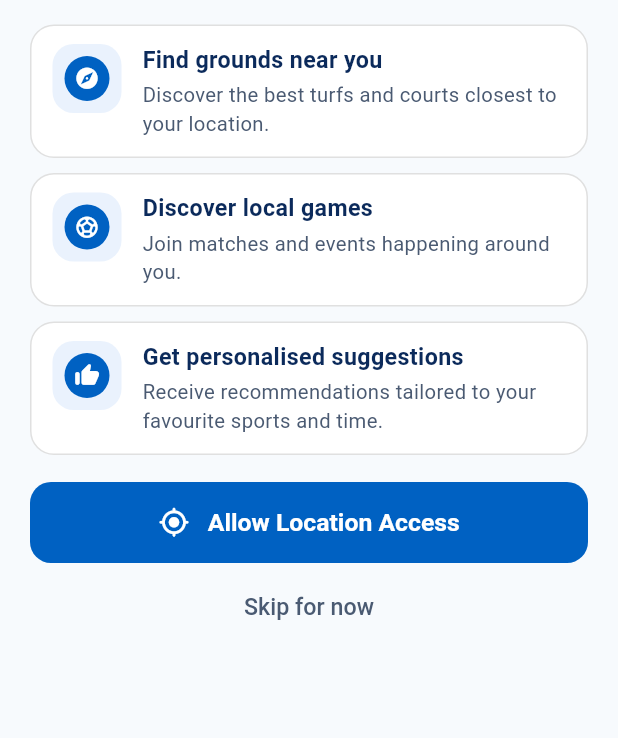
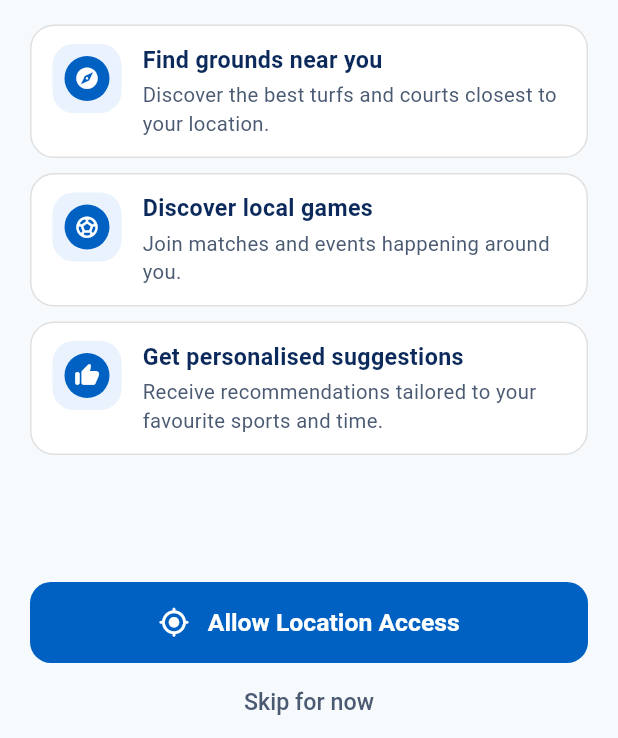
Before and after one commit to Vk2401/playsher, a Flutter app: the LocationScreen screen opened by its route, on a phone screen of 412 x 824 dp, the part 498-1236 px from its top. Run offline on Flutter 3.47's test engine with Material 3 defaults, Android fonts, the phone set to English and light mode, and no system bars; our stand-ins replace cached_network_image, dio, flutter_riverpod, flutter_secure_storage, geocoding, geolocator and 8 more; missing offline and left inert: razorpay_flutter; accounts and stored records are empty; network calls fail.

Commit message:
Sit the location screen's two answers on the bottom edge
The whole page was one top-aligned scroll view, so on a phone taller than
the content the slack fell *below* the CTA and the skip link and they
floated above a band of empty page.

They are now the last child of a Column whose middle is Expanded — the
sanctioned form for a pinned bottom action — so they hold the bottom edge
whatever the content above them does, and the slack sits between the last
reason and the CTA where it reads as breathing room. The permission error
moves out with them, so a refusal is on screen even when the reasons above
it are scrolled away.

Measured at three phone heights: the skip link lands within a button's own
padding of the safe area's floor on each, and the test asserts that as well
as the structural rule that neither answer may be parented to the scroll
view.

Co-Authored-By: Claude <noreply@anthropic.com>
Claude-Session: https://claude.ai/code/session_01DU2pLTHJCU6eSCTnhDHTwq

```diff
--- a/mobile_app/lib/screens/location_screen.dart
+++ b/mobile_app/lib/screens/location_screen.dart
@@ -64,7 +64,16 @@ class _LocationScreenState extends ConsumerState<LocationScreen> {
 
     return Scaffold(
       backgroundColor: frame.page,
+      // The reasons scroll; the two answers do not. Everything in one scroll
+      // view left the page top-aligned, so on a tall phone the slack fell
+      // *below* the buttons and they floated in the middle of nothing. The
+      // actions are the last child of a Column whose middle is Expanded, so
+      // they sit on the bottom edge whatever the content above them does.
       body: SafeArea(
+        child: Column(
+          crossAxisAlignment: CrossAxisAlignment.stretch,
+          children: [
+            Expanded(
               child: SingleChildScrollView(
                 padding: const EdgeInsets.fromLTRB(20, 0, 20, 8),
                 child: Column(
@@ -73,8 +82,8 @@ class _LocationScreenState extends ConsumerState<LocationScreen> {
                     const LocationHero(),
                     const SizedBox(height: 16),
 
-              // The greeting only lands the first time; coming back to this
-              // screen later, it is a request and says so.
+                    // The greeting only lands the first time; coming back to
+                    // this screen later, it is a request and says so.
                     if (widget.fromRegister)
                       Text.rich(
                         TextSpan(
@@ -108,18 +117,19 @@ class _LocationScreenState extends ConsumerState<LocationScreen> {
                       ),
                     const SizedBox(height: 10),
                     Text(
-                'Allow ${AppConstants.appName} to use your location to show '
-                'nearby sports grounds, suggest fields in your city, and give '
-                'you better recommendations.',
-                style: TextStyle(fontSize: 15, height: 1.45, color: frame.body),
+                      'Allow ${AppConstants.appName} to use your location to '
+                      'show nearby sports grounds, suggest fields in your '
+                      'city, and give you better recommendations.',
+                      style: TextStyle(
+                          fontSize: 15, height: 1.45, color: frame.body),
                     ),
                     const SizedBox(height: 16),
 
                     const _Benefit(
                       icon: Icons.explore_rounded,
                       title: 'Find grounds near you',
-                detail: 'Discover the best turfs and courts closest to your '
-                    'location.',
+                      detail: 'Discover the best turfs and courts closest to '
+                          'your location.',
                     ),
                     const SizedBox(height: 10),
                     const _Benefit(
@@ -131,18 +141,28 @@ class _LocationScreenState extends ConsumerState<LocationScreen> {
                     const _Benefit(
                       icon: Icons.thumb_up_rounded,
                       title: 'Get personalised suggestions',
-                detail: 'Receive recommendations tailored to your favourite '
-                    'sports and time.',
+                      detail: 'Receive recommendations tailored to your '
+                          'favourite sports and time.',
+                    ),
+                  ],
+                ),
+              ),
             ),
 
+            // Out here with the buttons rather than at the end of the scroll,
+            // so a refusal is on screen even when the reasons above it are
+            // scrolled away.
+            Padding(
+              padding: const EdgeInsets.fromLTRB(20, 12, 20, 0),
+              child: Column(
+                crossAxisAlignment: CrossAxisAlignment.stretch,
+                children: [
                   if (_error != null) ...[
-                const SizedBox(height: 16),
                     _PermissionError(message: _error!),
+                    const SizedBox(height: 12),
                   ],
-
-              const SizedBox(height: 18),
                   _AllowButton(loading: _loading, onPressed: _requestLocation),
-              const SizedBox(height: 6),
+                  const SizedBox(height: 2),
                   Center(
                     child: TextButton(
                       onPressed: _loading ? null : _skip,
@@ -158,6 +178,8 @@ class _LocationScreenState extends ConsumerState<LocationScreen> {
                   ),
                 ],
               ),
+            ),
+          ],
         ),
       ),
     );
@@ -226,8 +248,8 @@ class _Benefit extends StatelessWidget {
                 const SizedBox(height: 3),
                 Text(
                   detail,
-                  style: TextStyle(
-                      fontSize: 13.5, height: 1.4, color: frame.body),
+                  style:
+                      TextStyle(fontSize: 13.5, height: 1.4, color: frame.body),
                 ),
               ],
             ),
```
Also changed, not shown: 1 other file. Lines whose indentation alone changed are shown as unchanged.
